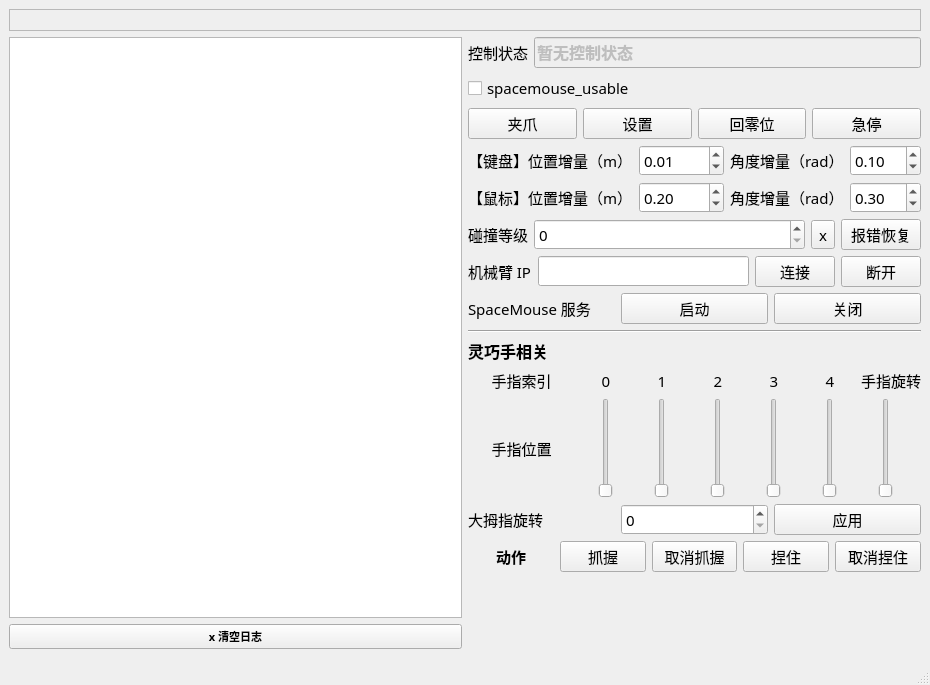
First picture: the form in ui/form.ui, repository Wel2018/realman_teleop, before the edit.
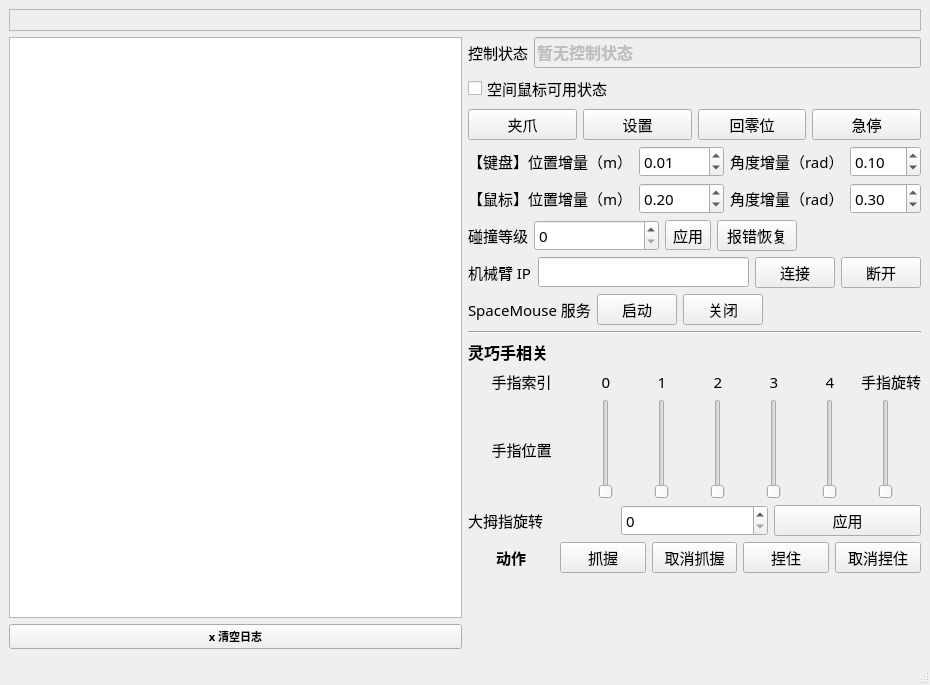
Second picture: the form after the edit.

Patch:
```diff
--- a/ui/form.ui
+++ b/ui/form.ui
@@ -102,7 +102,7 @@
             <item>
              <widget class="QCheckBox" name="spacemouse_usable">
               <property name="text">
-               <string>spacemouse_usable</string>
+               <string>空间鼠标可用状态</string>
               </property>
              </widget>
             </item>
@@ -377,7 +377,7 @@
             <item>
              <widget class="QToolButton" name="btn_set_collision">
               <property name="text">
-               <string>x</string>
+               <string>应用</string>
               </property>
              </widget>
             </item>
@@ -388,6 +388,19 @@
               </property>
              </widget>
             </item>
+            <item>
+             <spacer name="horizontalSpacer">
+              <property name="orientation">
+               <enum>Qt::Orientation::Horizontal</enum>
+              </property>
+              <property name="sizeHint" stdset="0">
+               <size>
+                <width>40</width>
+                <height>20</height>
+               </size>
+              </property>
+             </spacer>
+            </item>
            </layout>
           </item>
           <item>
@@ -445,6 +458,19 @@
               </property>
              </widget>
             </item>
+            <item>
+             <spacer name="horizontalSpacer_2">
+              <property name="orientation">
+               <enum>Qt::Orientation::Horizontal</enum>
+              </property>
+              <property name="sizeHint" stdset="0">
+               <size>
+                <width>40</width>
+                <height>20</height>
+               </size>
+              </property>
+             </spacer>
+            </item>
            </layout>
           </item>
           <item>
@@ -455,6 +481,8 @@
            </widget>
           </item>
           <item>
+           <layout class="QVBoxLayout" name="hand_layout">
+            <item>
            <widget class="QLabel" name="label_2">
             <property name="font">
              <font>
@@ -725,6 +753,8 @@
                <string>取消捏住</string>
               </property>
              </widget>
+              </item>
+             </layout>
             </item>
            </layout>
           </item>
```
Lines whose indentation alone changed are shown as unchanged.
